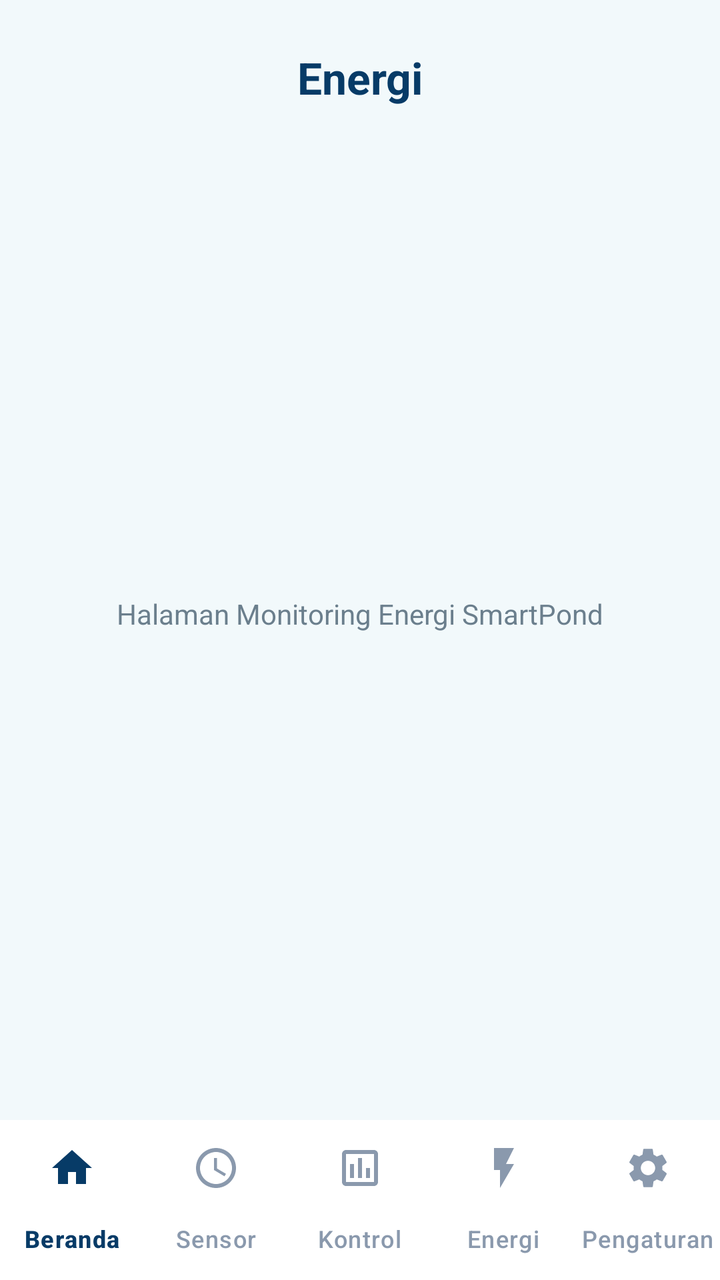
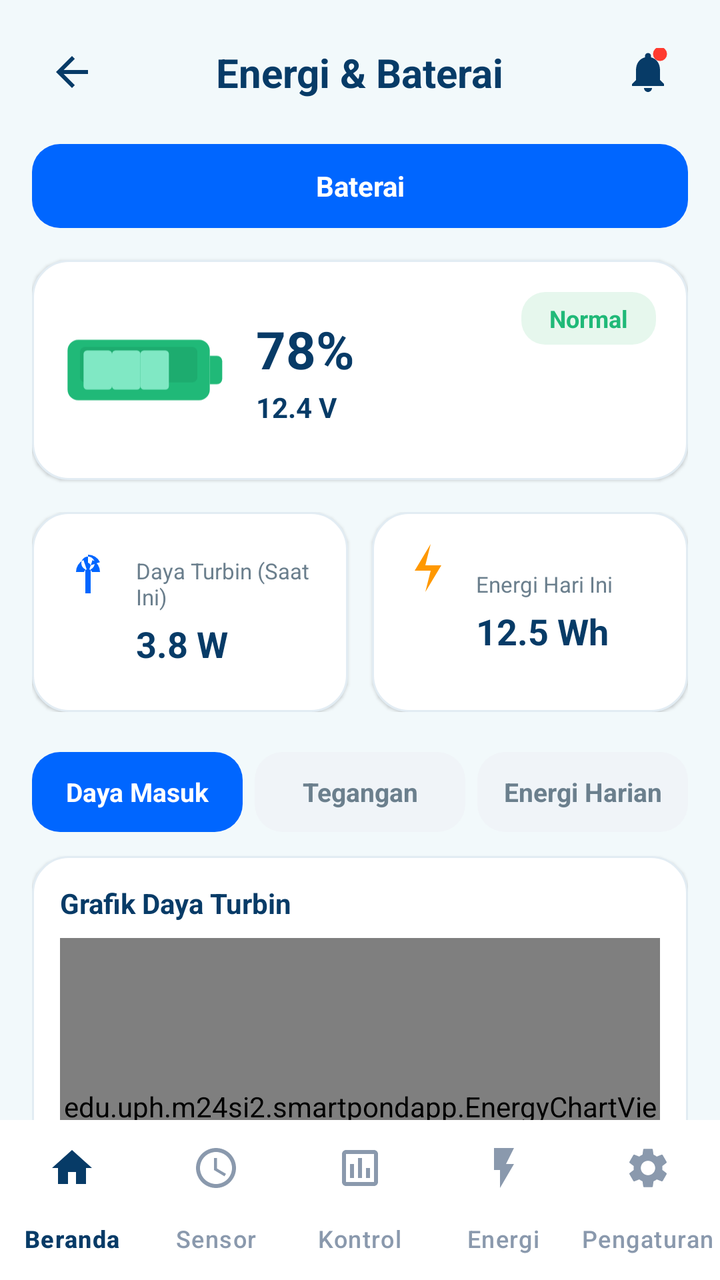

Two renders of the same Android screen: before a commit and after it. Below are the layout's source before the change and the commit's diff.
<!-- AndroidManifest.xml: application theme Theme.SmartPondApp -->
<!-- res/layout/activity_energi.xml -->
<?xml version="1.0" encoding="utf-8"?>
<androidx.constraintlayout.widget.ConstraintLayout xmlns:android="http://schemas.android.com/apk/res/android"
    xmlns:app="http://schemas.android.com/apk/res-auto"
    xmlns:tools="http://schemas.android.com/tools"
    android:id="@+id/mainEnergi"
    android:layout_width="match_parent"
    android:layout_height="match_parent"
    android:background="@color/sp_background"
    tools:context=".EnergiActivity">

    <TextView
        android:id="@+id/tvEnergiHeader"
        android:layout_width="wrap_content"
        android:layout_height="wrap_content"
        android:layout_marginTop="24dp"
        android:text="@string/nav_energi"
        android:textColor="@color/sp_navy"
        android:textSize="22sp"
        android:textStyle="bold"
        app:layout_constraintEnd_toEndOf="parent"
        app:layout_constraintStart_toStartOf="parent"
        app:layout_constraintTop_toTopOf="parent" />

    <TextView
        android:layout_width="wrap_content"
        android:layout_height="wrap_content"
        android:text="Halaman Monitoring Energi SmartPond"
        android:textColor="@color/sp_muted"
        android:textSize="14sp"
        app:layout_constraintBottom_toTopOf="@id/bottomNavigation"
        app:layout_constraintEnd_toEndOf="parent"
        app:layout_constraintStart_toStartOf="parent"
        app:layout_constraintTop_toBottomOf="@id/tvEnergiHeader" />

    <com.google.android.material.bottomnavigation.BottomNavigationView
        android:id="@+id/bottomNavigation"
        android:layout_width="match_parent"
        android:layout_height="wrap_content"
        android:background="@color/sp_card_bg"
        app:elevation="8dp"
        app:itemIconTint="@color/nav_item_color"
        app:itemRippleColor="#1A073B67"
        app:itemTextColor="@color/nav_item_color"
        app:labelVisibilityMode="labeled"
        app:layout_constraintBottom_toBottomOf="parent"
        app:menu="@menu/bottom_nav_menu" />

</androidx.constraintlayout.widget.ConstraintLayout>
<!-- resources referenced by this layout -->
<resources>
  <string name="nav_energi">Energi</string>
  <!-- unchanged entries left out for length: 6 -->
</resources>

<!-- the commit's change to res/layout/activity_energi.xml (unified diff, before → after) -->
@@ -8,30 +8,470 @@
     android:background="@color/sp_background"
     tools:context=".EnergiActivity">
 
-    <TextView
-        android:id="@+id/tvEnergiHeader"
-        android:layout_width="wrap_content"
+    
+    <androidx.constraintlayout.widget.ConstraintLayout
+        android:id="@+id/headerBar"
+        android:layout_width="match_parent"
         android:layout_height="wrap_content"
-        android:layout_marginTop="24dp"
-        android:text="@string/nav_energi"
-        android:textColor="@color/sp_navy"
-        android:textSize="22sp"
-        android:textStyle="bold"
-        app:layout_constraintEnd_toEndOf="parent"
-        app:layout_constraintStart_toStartOf="parent"
-        app:layout_constraintTop_toTopOf="parent" />
-
-    <TextView
-        android:layout_width="wrap_content"
-        android:layout_height="wrap_content"
-        android:text="Halaman Monitoring Energi SmartPond"
-        android:textColor="@color/sp_muted"
-        android:textSize="14sp"
+        android:paddingHorizontal="16dp"
+        android:paddingTop="16dp"
+        android:paddingBottom="12dp"
+        app:layout_constraintTop_toTopOf="parent">
+
+        <ImageButton
+            android:id="@+id/btnBack"
+            android:layout_width="40dp"
+            android:layout_height="40dp"
+            android:background="?attr/selectableItemBackgroundBorderless"
+            android:contentDescription="@string/cd_menu"
+            android:src="@drawable/ic_back_24"
+            app:layout_constraintBottom_toBottomOf="parent"
+            app:layout_constraintStart_toStartOf="parent"
+            app:layout_constraintTop_toTopOf="parent" />
+
+        <TextView
+            android:id="@+id/tvHeaderTitle"
+            android:layout_width="wrap_content"
+            android:layout_height="wrap_content"
+            android:text="Energi &amp; Baterai"
+            android:textColor="@color/sp_navy"
+            android:textSize="20sp"
+            android:textStyle="bold"
+            app:layout_constraintBottom_toBottomOf="parent"
+            app:layout_constraintEnd_toStartOf="@id/btnNotification"
+            app:layout_constraintStart_toEndOf="@id/btnBack"
+            app:layout_constraintTop_toTopOf="parent" />
+
+        <ImageButton
+            android:id="@+id/btnNotification"
+            android:layout_width="40dp"
+            android:layout_height="40dp"
+            android:background="?attr/selectableItemBackgroundBorderless"
+            android:contentDescription="@string/cd_notification"
+            android:src="@drawable/ic_bell_badge_24"
+            app:layout_constraintBottom_toBottomOf="parent"
+            app:layout_constraintEnd_toEndOf="parent"
+            app:layout_constraintTop_toTopOf="parent" />
+
+    </androidx.constraintlayout.widget.ConstraintLayout>
+
+    
+    <androidx.core.widget.NestedScrollView
+        android:id="@+id/scrollEnergi"
+        android:layout_width="match_parent"
+        android:layout_height="0dp"
+        android:fillViewport="true"
         app:layout_constraintBottom_toTopOf="@id/bottomNavigation"
-        app:layout_constraintEnd_toEndOf="parent"
-        app:layout_constraintStart_toStartOf="parent"
-        app:layout_constraintTop_toBottomOf="@id/tvEnergiHeader" />
-
+        app:layout_constraintTop_toBottomOf="@id/headerBar">
+
+        <LinearLayout
+            android:layout_width="match_parent"
+            android:layout_height="wrap_content"
+            android:orientation="vertical"
+            android:paddingHorizontal="16dp"
+            android:paddingBottom="24dp">
+
+            
+            <LinearLayout
+                android:layout_width="match_parent"
+                android:layout_height="wrap_content"
+                android:layout_marginTop="4dp"
+                android:orientation="horizontal">
+
+                <TextView
+                    android:id="@+id/tabBaterai"
+                    android:layout_width="match_parent"
+                    android:layout_height="42dp"
+                    android:background="@drawable/bg_tab_selected"
+                    android:gravity="center"
+                    android:text="Baterai"
+                    android:textColor="#FFFFFF"
+                    android:textSize="14sp"
+                    android:textStyle="bold" />
+
+            </LinearLayout>
+
+            
+            <androidx.constraintlayout.widget.ConstraintLayout
+                android:id="@+id/cardBateraiMain"
+                android:layout_width="match_parent"
+                android:layout_height="110dp"
+                android:layout_marginTop="16dp"
+                android:background="@drawable/bg_card_rounded"
+                android:elevation="1dp"
+                android:padding="16dp">
+
+                
+                <ImageView
+                    android:id="@+id/ivBatteryGraphic"
+                    android:layout_width="80dp"
+                    android:layout_height="48dp"
+                    android:contentDescription="Battery Graphic"
+                    android:src="@drawable/ic_battery_horizontal"
+                    app:layout_constraintBottom_toBottomOf="parent"
+                    app:layout_constraintStart_toStartOf="parent"
+                    app:layout_constraintTop_toTopOf="parent" />
+
+                
+                <LinearLayout
+                    android:id="@+id/layoutBatteryInfo"
+                    android:layout_width="wrap_content"
+                    android:layout_height="wrap_content"
+                    android:layout_marginStart="16dp"
+                    android:orientation="vertical"
+                    app:layout_constraintBottom_toBottomOf="parent"
+                    app:layout_constraintStart_toEndOf="@id/ivBatteryGraphic"
+                    app:layout_constraintTop_toTopOf="parent">
+
+                    <TextView
+                        android:id="@+id/tvBateraiPercentMain"
+                        android:layout_width="wrap_content"
+                        android:layout_height="wrap_content"
+                        android:text="78%"
+                        android:textColor="@color/sp_navy"
+                        android:textSize="26sp"
+                        android:textStyle="bold" />
+
+                    <TextView
+                        android:id="@+id/tvBateraiVoltMain"
+                        android:layout_width="wrap_content"
+                        android:layout_height="wrap_content"
+                        android:layout_marginTop="2dp"
+                        android:text="12.4 V"
+                        android:textColor="@color/sp_navy"
+                        android:textSize="14sp"
+                        android:textStyle="bold" />
+
+                </LinearLayout>
+
+                
+                <TextView
+                    android:id="@+id/tvBateraiStatusBadge"
+                    android:layout_width="wrap_content"
+                    android:layout_height="wrap_content"
+                    android:background="@drawable/bg_status_badge"
+                    android:paddingHorizontal="14dp"
+                    android:paddingVertical="5dp"
+                    android:text="Normal"
+                    android:textColor="@color/sp_green"
+                    android:textSize="12sp"
+                    android:textStyle="bold"
+                    app:layout_constraintEnd_toEndOf="parent"
+                    app:layout_constraintTop_toTopOf="parent" />
+
+            </androidx.constraintlayout.widget.ConstraintLayout>
+
+            
+            <LinearLayout
+                android:layout_width="match_parent"
+                android:layout_height="wrap_content"
+                android:layout_marginTop="16dp"
+                android:baselineAligned="false"
+                android:orientation="horizontal">
+
+                
+                <androidx.constraintlayout.widget.ConstraintLayout
+                    android:id="@+id/cardDayaTurbin"
+                    android:layout_width="0dp"
+                    android:layout_height="100dp"
+                    android:layout_marginEnd="6dp"
+                    android:layout_weight="1"
+                    android:background="@drawable/bg_card_rounded"
+                    android:elevation="1dp"
+                    android:padding="12dp">
+
+                    <ImageView
+                        android:id="@+id/ivTurbinIcon"
+                        android:layout_width="32dp"
+                        android:layout_height="32dp"
+                        android:contentDescription="Turbin Icon"
+                        android:src="@drawable/ic_turbine_24"
+                        app:layout_constraintStart_toStartOf="parent"
+                        app:layout_constraintTop_toTopOf="parent" />
+
+                    <LinearLayout
+                        android:layout_width="0dp"
+                        android:layout_height="wrap_content"
+                        android:layout_marginStart="8dp"
+                        android:orientation="vertical"
+                        app:layout_constraintBottom_toBottomOf="parent"
+                        app:layout_constraintEnd_toEndOf="parent"
+                        app:layout_constraintStart_toEndOf="@id/ivTurbinIcon"
+                        app:layout_constraintTop_toTopOf="parent">
+
+                        <TextView
+                            android:id="@+id/tvDayaTurbinTitle"
+                            android:layout_width="wrap_content"
+                            android:layout_height="wrap_content"
+                            android:text="Daya Turbin (Saat Ini)"
+                            android:textColor="@color/sp_muted"
+                            android:textSize="11sp" />
+
+                        <TextView
+                            android:id="@+id/tvDayaTurbinValue"
+                            android:layout_width="wrap_content"
+                            android:layout_height="wrap_content"
+                            android:layout_marginTop="4dp"
+                            android:text="3.8 W"
+                            android:textColor="@color/sp_navy"
+                            android:textSize="18sp"
+                            android:textStyle="bold" />
+
+                    </LinearLayout>
+
+                </androidx.constraintlayout.widget.ConstraintLayout>
+
+                
+                <androidx.constraintlayout.widget.ConstraintLayout
+                    android:id="@+id/cardEnergiHariIni"
+                    android:layout_width="0dp"
+                    android:layout_height="100dp"
+                    android:layout_marginStart="6dp"
+                    android:layout_weight="1"
+                    android:background="@drawable/bg_card_rounded"
+                    android:elevation="1dp"
+                    android:padding="12dp">
+
+                    <ImageView
+                        android:id="@+id/ivEnergiHariIniIcon"
+                        android:layout_width="32dp"
+                        android:layout_height="32dp"
+                        android:contentDescription="Energi Hari Ini Icon"
+                        android:src="@drawable/ic_bolt_24"
+                        app:layout_constraintStart_toStartOf="parent"
+                        app:layout_constraintTop_toTopOf="parent" />
+
+                    <LinearLayout
+                        android:layout_width="0dp"
+                        android:layout_height="wrap_content"
+                        android:layout_marginStart="8dp"
+                        android:orientation="vertical"
+                        app:layout_constraintBottom_toBottomOf="parent"
+                        app:layout_constraintEnd_toEndOf="parent"
+                        app:layout_constraintStart_toEndOf="@id/ivEnergiHariIniIcon"
+                        app:layout_constraintTop_toTopOf="parent">
+
+                        <TextView
+                            android:id="@+id/tvEnergiHariIniTitle"
+                            android:layout_width="wrap_content"
+                            android:layout_height="wrap_content"
+                            android:text="Energi Hari Ini"
+                            android:textColor="@color/sp_muted"
+                            android:textSize="11sp" />
+
+                        <TextView
+                            android:id="@+id/tvEnergiHariIniValue"
+                            android:layout_width="wrap_content"
+                            android:layout_height="wrap_content"
+                            android:layout_marginTop="4dp"
+                            android:text="12.5 Wh"
+                            android:textColor="@color/sp_navy"
+                            android:textSize="18sp"
+                            android:textStyle="bold" />
+
+                    </LinearLayout>
+
+                </androidx.constraintlayout.widget.ConstraintLayout>
+
+            </LinearLayout>
+
+            
+            <LinearLayout
+                android:layout_width="match_parent"
+                android:layout_height="wrap_content"
+                android:layout_marginTop="20dp"
+                android:orientation="horizontal">
+
+                <TextView
+                    android:id="@+id/btnFilterDayaMasuk"
+                    android:layout_width="0dp"
+                    android:layout_height="40dp"
+                    android:layout_marginEnd="6dp"
+                    android:layout_weight="1"
+                    android:background="@drawable/bg_tab_selected"
+                    android:gravity="center"
+                    android:text="Daya Masuk"
+                    android:textColor="#FFFFFF"
+                    android:textSize="13sp"
+                    android:textStyle="bold" />
+
+                <TextView
+                    android:id="@+id/btnFilterTegangan"
+                    android:layout_width="0dp"
+                    android:layout_height="40dp"
+                    android:layout_marginEnd="6dp"
+                    android:layout_weight="1"
+                    android:background="@drawable/bg_tab_unselected"
+                    android:gravity="center"
+                    android:text="Tegangan"
+                    android:textColor="@color/sp_muted"
+                    android:textSize="13sp"
+                    android:textStyle="bold" />
+
+                <TextView
+                    android:id="@+id/btnFilterEnergiHarian"
+                    android:layout_width="0dp"
+                    android:layout_height="40dp"
+                    android:layout_weight="1"
+                    android:background="@drawable/bg_tab_unselected"
+                    android:gravity="center"
+                    android:text="Energi Harian"
+                    android:textColor="@color/sp_muted"
+                    android:textSize="13sp"
+                    android:textStyle="bold" />
+
+            </LinearLayout>
+
+            
+            <androidx.constraintlayout.widget.ConstraintLayout
+                android:id="@+id/cardGraphEnergi"
+                android:layout_width="match_parent"
+                android:layout_height="240dp"
+                android:layout_marginTop="12dp"
+                android:background="@drawable/bg_card_rounded"
+                android:elevation="1dp"
+                android:padding="14dp">
+
+                <TextView
+                    android:id="@+id/tvChartTitle"
+                    android:layout_width="wrap_content"
+                    android:layout_height="wrap_content"
+                    android:text="Grafik Daya Turbin"
+                    android:textColor="@color/sp_navy"
+                    android:textSize="14sp"
+                    android:textStyle="bold"
+                    app:layout_constraintStart_toStartOf="parent"
+                    app:layout_constraintTop_toTopOf="parent" />
+
+                <edu.uph.m24si2.smartpondapp.EnergyChartView
+                    android:id="@+id/energyChartView"
+                    android:layout_width="match_parent"
+                    android:layout_height="0dp"
+                    android:layout_marginTop="8dp"
+                    app:layout_constraintBottom_toBottomOf="parent"
+                    app:layout_constraintTop_toBottomOf="@id/tvChartTitle" />
+
+            </androidx.constraintlayout.widget.ConstraintLayout>
+
+            
+            <LinearLayout
+                android:layout_width="match_parent"
+                android:layout_height="wrap_content"
+                android:layout_marginTop="16dp"
+                android:baselineAligned="false"
+                android:orientation="horizontal">
+
+                
+                <androidx.constraintlayout.widget.ConstraintLayout
+                    android:id="@+id/cardRataRata"
+                    android:layout_width="0dp"
+                    android:layout_height="100dp"
+                    android:layout_marginEnd="6dp"
+                    android:layout_weight="1"
+                    android:background="@drawable/bg_card_rounded"
+                    android:elevation="1dp"
+                    android:padding="12dp">
+
+                    <ImageView
+                        android:id="@+id/ivRataRataIcon"
+                        android:layout_width="32dp"
+                        android:layout_height="32dp"
+                        android:contentDescription="Rata Rata Icon"
+                        android:src="@drawable/ic_bolt_24"
+                        app:layout_constraintStart_toStartOf="parent"
+                        app:layout_constraintTop_toTopOf="parent" />
+
+                    <LinearLayout
+                        android:layout_width="0dp"
+                        android:layout_height="wrap_content"
+                        android:layout_marginStart="8dp"
+                        android:orientation="vertical"
+                        app:layout_constraintBottom_toBottomOf="parent"
+                        app:layout_constraintEnd_toEndOf="parent"
+                        app:layout_constraintStart_toEndOf="@id/ivRataRataIcon"
+                        app:layout_constraintTop_toTopOf="parent">
+
+                        <TextView
+                            android:id="@+id/tvRataRataTitle"
+                            android:layout_width="wrap_content"
+                            android:layout_height="wrap_content"
+                            android:text="Rata-rata Hari Ini"
+                            android:textColor="@color/sp_muted"
+                            android:textSize="11sp" />
+
+                        <TextView
+                            android:id="@+id/tvRataRataValue"
+                            android:layout_width="wrap_content"
+                            android:layout_height="wrap_content"
+                            android:layout_marginTop="4dp"
+                            android:text="2.6 W"
+                            android:textColor="@color/sp_navy"
+                            android:textSize="18sp"
+                            android:textStyle="bold" />
+
+                    </LinearLayout>
+
+                </androidx.constraintlayout.widget.ConstraintLayout>
+
+                
+                <androidx.constraintlayout.widget.ConstraintLayout
+                    android:id="@+id/cardTotalEnergi"
+                    android:layout_width="0dp"
+                    android:layout_height="100dp"
+                    android:layout_marginStart="6dp"
+                    android:layout_weight="1"
+                    android:background="@drawable/bg_card_rounded"
+                    android:elevation="1dp"
+                    android:padding="12dp">
+
+                    <ImageView
+                        android:id="@+id/ivTotalEnergiIcon"
+                        android:layout_width="32dp"
+                        android:layout_height="32dp"
+                        android:contentDescription="Total Energi Icon"
+                        android:src="@drawable/ic_chart_bar_24"
+                        app:layout_constraintStart_toStartOf="parent"
+                        app:layout_constraintTop_toTopOf="parent" />
+
+                    <LinearLayout
+                        android:layout_width="0dp"
+                        android:layout_height="wrap_content"
+                        android:layout_marginStart="8dp"
+                        android:orientation="vertical"
+                        app:layout_constraintBottom_toBottomOf="parent"
+                        app:layout_constraintEnd_toEndOf="parent"
+                        app:layout_constraintStart_toEndOf="@id/ivTotalEnergiIcon"
+                        app:layout_constraintTop_toTopOf="parent">
+
+                        <TextView
+                            android:id="@+id/tvTotalEnergiTitle"
+                            android:layout_width="wrap_content"
+                            android:layout_height="wrap_content"
+                            android:text="Total Energi"
+                            android:textColor="@color/sp_muted"
+                            android:textSize="11sp" />
+
+                        <TextView
+                            android:id="@+id/tvTotalEnergiValue"
+                            android:layout_width="wrap_content"
+                            android:layout_height="wrap_content"
+                            android:layout_marginTop="4dp"
+                            android:text="12.5 Wh"
+                            android:textColor="@color/sp_navy"
+                            android:textSize="18sp"
+                            android:textStyle="bold" />
+
+                    </LinearLayout>
+
+                </androidx.constraintlayout.widget.ConstraintLayout>
+
+            </LinearLayout>
+
+        </LinearLayout>
+
+    </androidx.core.widget.NestedScrollView>
+
+    
     <com.google.android.material.bottomnavigation.BottomNavigationView
         android:id="@+id/bottomNavigation"
         android:layout_width="match_parent"
<!-- resource entries referenced after the edit -->
@@ -1,6 +1,133 @@
 <!-- resources referenced by this layout -->
 <resources>
-  <string name="nav_energi">Energi</string>
+  <color name="sp_green">#20B978</color>
+  <!-- drawable bg_card_rounded (drawable) -->
+  <?xml version="1.0" encoding="utf-8"?>
+  <shape xmlns:android="http://schemas.android.com/apk/res/android"
+      android:shape="rectangle">
+      <solid android:color="@color/sp_card_bg" />
+      <corners android:radius="18dp" />
+      <stroke
+          android:width="1dp"
+          android:color="@color/sp_card_stroke" />
+  </shape>
+  <!-- drawable bg_status_badge (drawable) -->
+  <?xml version="1.0" encoding="utf-8"?>
+  <shape xmlns:android="http://schemas.android.com/apk/res/android"
+      android:shape="rectangle">
+      <solid android:color="@color/sp_green_bg" />
+      <corners android:radius="12dp" />
+  </shape>
+  <!-- drawable bg_tab_selected (drawable) -->
+  <?xml version="1.0" encoding="utf-8"?>
+  <shape xmlns:android="http://schemas.android.com/apk/res/android"
+      android:shape="rectangle">
+      <solid android:color="#0066FF" />
+      <corners android:radius="14dp" />
+  </shape>
+  <!-- drawable bg_tab_unselected (drawable) -->
+  <?xml version="1.0" encoding="utf-8"?>
+  <shape xmlns:android="http://schemas.android.com/apk/res/android"
+      android:shape="rectangle">
+      <solid android:color="#F0F4F8" />
+      <corners android:radius="14dp" />
+  </shape>
+  <!-- drawable ic_back_24 (drawable) -->
+  <?xml version="1.0" encoding="utf-8"?>
+  <vector xmlns:android="http://schemas.android.com/apk/res/android"
+      android:width="24dp"
+      android:height="24dp"
+      android:viewportWidth="24"
+      android:viewportHeight="24">
+      <path
+          android:fillColor="@color/sp_navy"
+          android:pathData="M20,11H7.83l5.59,-5.59L12,4l-8,8 8,8 1.41,-1.41L7.83,13H20v-2z" />
+  </vector>
+  <!-- drawable ic_battery_horizontal (drawable) -->
+  <?xml version="1.0" encoding="utf-8"?>
+  <vector xmlns:android="http://schemas.android.com/apk/res/android"
+      android:width="90dp"
+      android:height="50dp"
+      android:viewportWidth="90"
+      android:viewportHeight="50">
+      
+      <path
+          android:fillColor="#20B978"
+          android:pathData="M8,8 h68 a6,6 0 0 1 6,6 v22 a6,6 0 0 1 -6,6 h-68 a6,6 0 0 1 -6,-6 v-22 a6,6 0 0 1 6,-6 z" />
+      
+      <path
+          android:fillColor="#158C5A"
+          android:fillAlpha="0.3"
+          android:pathData="M12,12 h60 a3,3 0 0 1 3,3 v14 a3,3 0 0 1 -3,3 h-60 a3,3 0 0 1 -3,-3 v-14 a3,3 0 0 1 3,-3 z" />
+      
+      <path
+          android:fillColor="#20B978"
+          android:pathData="M82,17 h4 a3,3 0 0 1 3,3 v10 a3,3 0 0 1 -3,3 h-4 z" />
+      
+      <path
+          android:fillColor="#80E8C4"
+          android:pathData="M13,14 h12 a2,2 0 0 1 2,2 v18 a2,2 0 0 1 -2,2 h-12 a2,2 0 0 1 -2,-2 v-18 a2,2 0 0 1 2,-2 z" />
+      <path
+          android:fillColor="#80E8C4"
+          android:pathData="M29,14 h12 a2,2 0 0 1 2,2 v18 a2,2 0 0 1 -2,2 h-12 a2,2 0 0 1 -2,-2 v-18 a2,2 0 0 1 2,-2 z" />
+      <path
+          android:fillColor="#80E8C4"
+          android:pathData="M45,14 h12 a2,2 0 0 1 2,2 v18 a2,2 0 0 1 -2,2 h-12 a2,2 0 0 1 -2,-2 v-18 a2,2 0 0 1 2,-2 z" />
+  </vector>
+  <!-- drawable ic_bell_badge_24 (drawable) -->
+  <?xml version="1.0" encoding="utf-8"?>
+  <vector xmlns:android="http://schemas.android.com/apk/res/android"
+      android:width="24dp"
+      android:height="24dp"
+      android:viewportWidth="24"
+      android:viewportHeight="24">
+      <path
+          android:fillColor="@color/sp_navy"
+          android:pathData="M12,22c1.1,0 2,-0.9 2,-2h-4c0,1.1 0.89,2 2,2z M18,16v-5c0,-3.07 -1.63,-5.64 -4.5,-6.32V4c0,-0.83 -0.67,-1.5 -1.5,-1.5s-1.5,0.67 -1.5,1.5v0.68C7.64,5.36 6,7.92 6,11v5l-2,2v1h16v-1l-2,-2z" />
+      <path
+          android:fillColor="#FF3B30"
+          android:pathData="M18,3m-3.5,0a3.5,3.5 0 1,0 7,0a3.5,3.5 0 1,0 -7,0" />
+  </vector>
+  <!-- drawable ic_bolt_24 (drawable) -->
+  <?xml version="1.0" encoding="utf-8"?>
+  <vector xmlns:android="http://schemas.android.com/apk/res/android"
+      android:width="32dp"
+      android:height="32dp"
+      android:viewportWidth="24"
+      android:viewportHeight="24">
+      
+      <path
+          android:fillColor="#FF9800"
+          android:pathData="M11,21L13,13H7L13,3L11,11H17L11,21Z" />
+  </vector>
+  <!-- drawable ic_chart_bar_24 (drawable) -->
+  <?xml version="1.0" encoding="utf-8"?>
+  <vector xmlns:android="http://schemas.android.com/apk/res/android"
+      android:width="32dp"
+      android:height="32dp"
+      android:viewportWidth="24"
+      android:viewportHeight="24">
+      
+      <path
+          android:fillColor="#0099FF"
+          android:pathData="M4,19h16v2H4v-2z M6,10h3v7H6v-7z M11,6h3v11h-3v-11z M16,13h3v4h-3v-4z" />
+  </vector>
+  <!-- drawable ic_turbine_24 (drawable) -->
+  <?xml version="1.0" encoding="utf-8"?>
+  <vector xmlns:android="http://schemas.android.com/apk/res/android"
+      android:width="32dp"
+      android:height="32dp"
+      android:viewportWidth="24"
+      android:viewportHeight="24">
+      
+      <path
+          android:fillColor="#0066FF"
+          android:pathData="M11,12.5v9h2v-9a2.5,2.5 0,1 0,-2 0zM12,7a5,5 0,0 1 4.5,2.8l-3.5,1.2a1.5,1.5 0,0 0,-1,-1V7zM7.5,13.5A5,5 0,0 1 10.3,9l1.2,3.5a1.5,1.5 0,0 0,-1,1H7.5zM16.5,13.5h-3a1.5,1.5 0,0 0,-1,-1l1.2,-3.5a5,5 0,0 1 2.8,4.5z" />
+  </vector>
+  <string name="cd_menu">Menu</string>
+  <string name="cd_notification">Notifikasi</string>
+  <color name="sp_card_stroke">#E2ECF3</color>
+  <color name="sp_green_bg">#E6F7ED</color>
   <!-- unchanged entries left out for length: 6 -->
 </resources>
 
